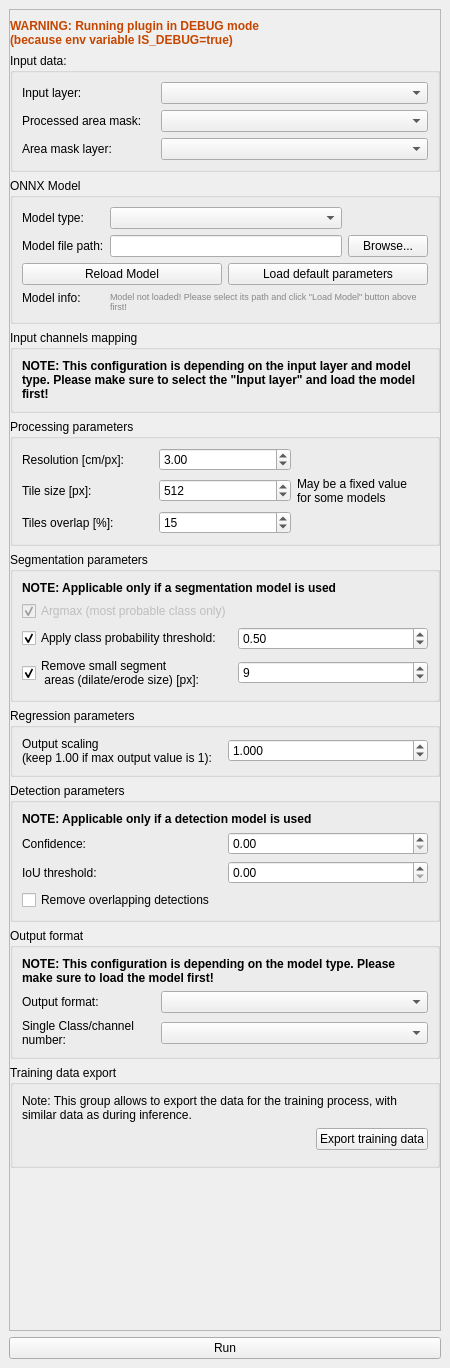
The window that src/deepness/deepness_dockwidget.ui (PUTvision/qgis-plugin-deepness) describes before a commit, drawn with Qt 5.
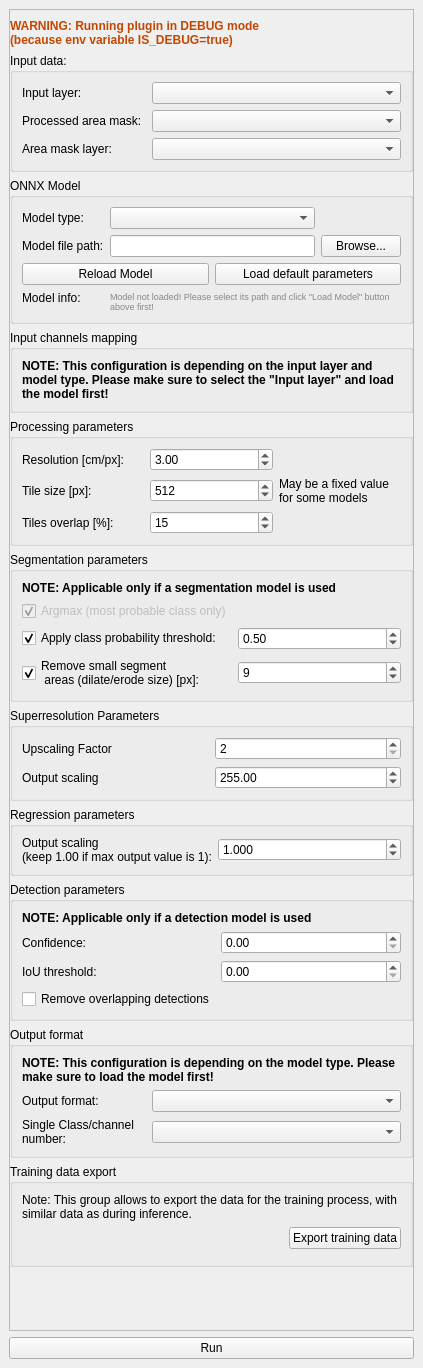
The same window after the commit. Custom widgets are drawn as their Qt base class.

Diff of the .ui file:
```diff
--- a/src/deepness/deepness_dockwidget.ui
+++ b/src/deepness/deepness_dockwidget.ui
@@ -6,7 +6,7 @@
    <rect>
     <x>0</x>
     <y>0</y>
-    <width>450</width>
+    <width>423</width>
     <height>1368</height>
    </rect>
   </property>
@@ -24,9 +24,9 @@
        <property name="geometry">
         <rect>
          <x>0</x>
-         <y>0</y>
-         <width>434</width>
-         <height>1308</height>
+         <y>-80</y>
+         <width>389</width>
+         <height>1483</height>
         </rect>
        </property>
        <layout class="QVBoxLayout" name="verticalLayout_3">
@@ -439,6 +439,52 @@
           </layout>
          </widget>
         </item>
+        <item>
+         <widget class="QgsCollapsibleGroupBox" name="mGroupBox_superresolutionParameters">
+          <property name="sizePolicy">
+           <sizepolicy hsizetype="Preferred" vsizetype="Maximum">
+            <horstretch>0</horstretch>
+            <verstretch>0</verstretch>
+           </sizepolicy>
+          </property>
+          <property name="title">
+           <string>Superresolution Parameters</string>
+          </property>
+          <layout class="QGridLayout" name="gridLayout_6">
+           <item row="0" column="0">
+            <widget class="QLabel" name="label_7">
+             <property name="text">
+              <string>Upscaling Factor</string>
+             </property>
+            </widget>
+           </item>
+           <item row="0" column="1">
+            <widget class="QgsSpinBox" name="doubleSpinBox_superresolutionScaleFactor">
+             <property name="minimum">
+              <number>2</number>
+             </property>
+            </widget>
+           </item>
+           <item row="1" column="1">
+            <widget class="QgsDoubleSpinBox" name="doubleSpinBox_superresolutionScaling">
+             <property name="maximum">
+              <double>100000000000.000000000000000</double>
+             </property>
+             <property name="value">
+              <double>255.000000000000000</double>
+             </property>
+            </widget>
+           </item>
+           <item row="1" column="0">
+            <widget class="QLabel" name="label_14">
+             <property name="text">
+              <string>Output scaling</string>
+             </property>
+            </widget>
+           </item>
+          </layout>
+         </widget>
+        </item>
         <item>
          <widget class="QgsCollapsibleGroupBox" name="mGroupBox_regressionParameters">
           <property name="sizePolicy">
@@ -451,15 +497,7 @@
            <string>Regression parameters</string>
           </property>
           <layout class="QGridLayout" name="gridLayout_11">
-           <item row="0" column="0">
-            <widget class="QLabel" name="label_6">
-             <property name="text">
-              <string>Output scaling 
-(keep 1.00 if max output value is 1):</string>
-             </property>
-            </widget>
-           </item>
-           <item row="0" column="1">
+           <item row="1" column="1">
             <widget class="QDoubleSpinBox" name="doubleSpinBox_regressionScaling">
              <property name="toolTip">
               <string>&lt;html&gt;&lt;head/&gt;&lt;body&gt;&lt;p&gt;Scaling factor for model output values.&lt;/p&gt;&lt;p&gt;Each pixel value will be multiplied by this factor.&lt;/p&gt;&lt;/body&gt;&lt;/html&gt;</string>
@@ -475,6 +513,14 @@
              </property>
             </widget>
            </item>
+           <item row="1" column="0">
+            <widget class="QLabel" name="label_6">
+             <property name="text">
+              <string>Output scaling 
+(keep 1.00 if max output value is 1):</string>
+             </property>
+            </widget>
+           </item>
           </layout>
          </widget>
         </item>
@@ -730,11 +776,21 @@
    <header>qgscollapsiblegroupbox.h</header>
    <container>1</container>
   </customwidget>
+  <customwidget>
+   <class>QgsDoubleSpinBox</class>
+   <extends>QDoubleSpinBox</extends>
+   <header>qgsdoublespinbox.h</header>
+  </customwidget>
   <customwidget>
    <class>QgsMapLayerComboBox</class>
    <extends>QComboBox</extends>
    <header>qgsmaplayercombobox.h</header>
   </customwidget>
+  <customwidget>
+   <class>QgsSpinBox</class>
+   <extends>QSpinBox</extends>
+   <header>qgsspinbox.h</header>
+  </customwidget>
  </customwidgets>
  <resources/>
  <connections/>
```
